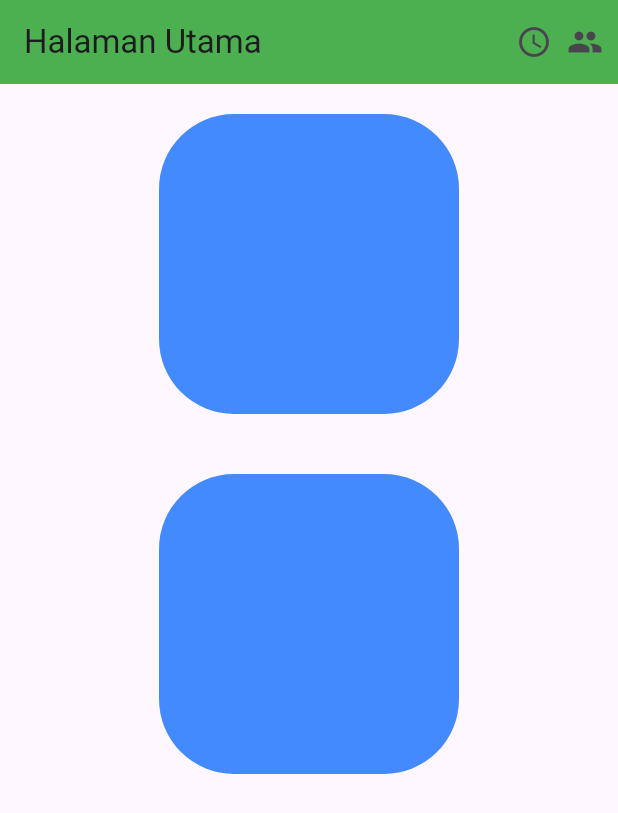
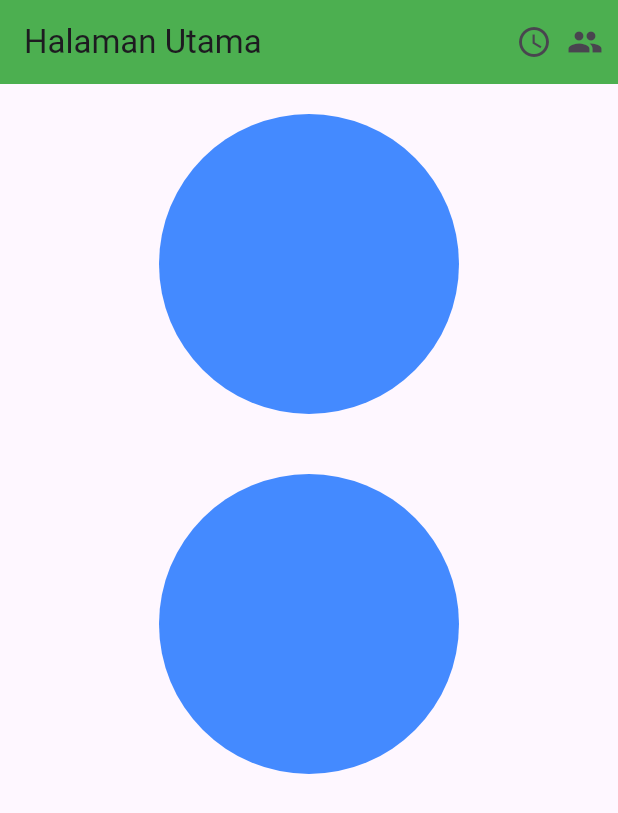
Before and after one commit to AbdulReyza/tugas_week_5_1123150072, a Flutter app: the screen it shows after launch, on a phone screen of 412 x 824 dp. Shown: the top 813 px of the screen. Run offline on Flutter 3.47's test engine with Material 3 defaults, Android fonts, the phone set to English and light mode, and no system bars.

Commit message:
buat bentuk 2 container jadi lingkaran

```diff
--- a/lib/main.dart
+++ b/lib/main.dart
@@ -42,7 +42,7 @@ class Home extends StatelessWidget {
                     margin: EdgeInsets.all(20),
                     decoration: BoxDecoration(
                       color: Colors.blueAccent,
-                      borderRadius: BorderRadius.circular(50)
+                      borderRadius: BorderRadius.circular(100)
                     ),
                   ),
                   Container(
@@ -51,7 +51,7 @@ class Home extends StatelessWidget {
                     margin: EdgeInsets.all(20),
                     decoration: BoxDecoration(
                       color: Colors.blueAccent,
-                      borderRadius: BorderRadius.circular(50)
+                      borderRadius: BorderRadius.circular(100)
                     ),
                   ),
                 ],
```
